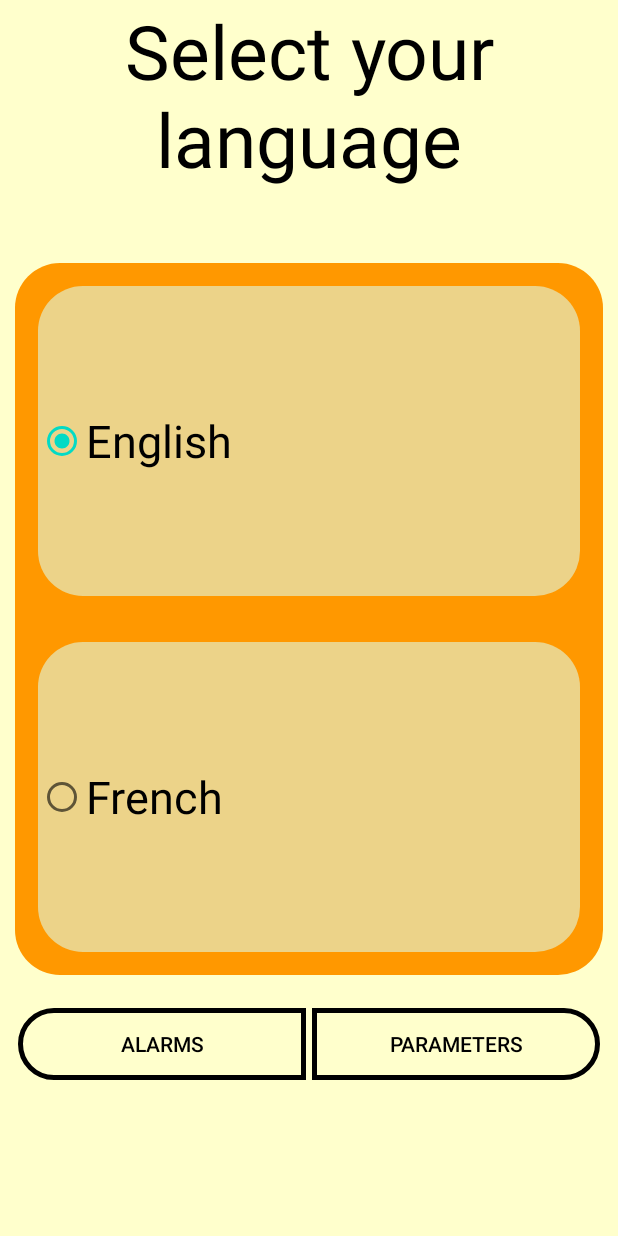
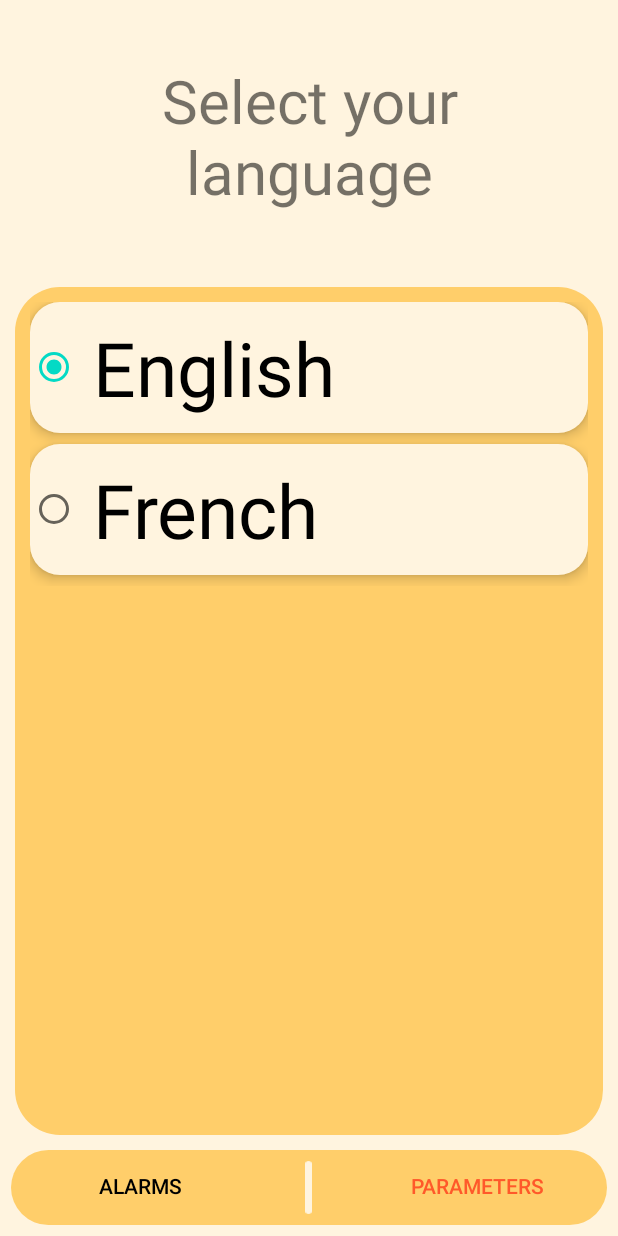
Before and after one commit to MathisDurand/projet_alarme_8INF257, an Android app: the LanguageActivity screen opened directly, with no data from a screen before it, after a tap on "English", on a phone screen of 412 x 824 dp. Run offline under Robolectric (Android 15) with nearby library versions, the phone set to English and light mode, and no system bars.

Commit message:
lang page fixed inchallah

```diff
--- a/app/src/main/java/uqac/dim/projet_alarme_8inf257/LanguageActivity.java
+++ b/app/src/main/java/uqac/dim/projet_alarme_8inf257/LanguageActivity.java
@@ -24,8 +24,8 @@ public class LanguageActivity extends Activity {
         selectLangText = findViewById(R.id.TitleTheme);
         btnFrench = findViewById(R.id.RadioButtonFrench);
         btnEnglish = findViewById(R.id.RadioButtonEnglish);
-        btn1 = findViewById(R.id.ButtonTheme1);
-        btn2 = findViewById(R.id.ButtonTheme2);
+        btn1 = findViewById(R.id.AlarmeButton);
+        btn2 = findViewById(R.id.ParametersButton);
         // setting up on click listener event over the button
         // in order to change the language with the help of
         // LocaleHelper class
--- a/app/src/main/res/layout/lang_page.xml
+++ b/app/src/main/res/layout/lang_page.xml
@@ -6,72 +6,107 @@
     <LinearLayout
         android:layout_width="match_parent"
         android:layout_height="match_parent"
-        android:background="#FFFFFFCC"
+        android:background="@xml/font"
         android:orientation="vertical">
+
         <TextView
+            android:layout_width="match_parent"
+            android:layout_height="wrap_content"
             android:id="@+id/TitleTheme"
-            style="@style/TitleTheme"
+            android:padding="40dp"
+            android:text="@string/selectLanguage"
+            android:gravity="center"
+            android:textSize="40dp"
+            >
+        </TextView>
+        <ScrollView
             android:layout_width="match_parent"
-            android:layout_height="match_parent"
-            android:layout_weight="6"
-            android:text="@string/selectLanguage"
-            />
-        <RadioGroup
+            android:layout_height="wrap_content"
+            android:layout_marginHorizontal="7dp"
+            android:layout_marginBottom="7dp"
+            android:layout_weight="2"
+            android:background="@xml/arrondi_principal"
+            android:padding="10dp"
             android:id="@+id/RadioGroupTheme"
-            android:background="@drawable/rounded_borders"
-            style="@style/RadioGroupTheme"
-            android:layout_width="match_parent"
-            android:layout_height="match_parent"
-            android:orientation="vertical"
-            android:layout_weight="3">
-            <RadioButton
-                android:id="@+id/RadioButtonEnglish"
-                style="@style/ButtonRadio1"
-                android:background="@drawable/rounded_borders"
+            style="@style/RadioGroupTheme">
+            <RadioGroup
                 android:layout_width="match_parent"
                 android:layout_height="match_parent"
-                android:layout_weight="1"
-                android:text="@string/radioEnglish"/>
 
-            <RadioButton
-                android:id="@+id/RadioButtonFrench"
-                style="@style/ButtonRadio1"
-                android:background="@drawable/rounded_borders"
-                android:layout_width="match_parent"
-                android:layout_height="match_parent"
-                android:layout_weight="1"
-                android:text="@string/radioFrench"/>
+                android:orientation="vertical">
+                <RadioButton
+                    android:layout_width="match_parent"
+                    android:layout_height="wrap_content"
+                    android:layout_weight="50"
+                    android:textSize="50dip"
+                    android:background="@xml/contenu"
+                    android:padding="10dp"
+                    android:id="@+id/RadioButtonEnglish"
+                    android:text="@string/radioEnglish"
+                    android:elevation="5dp"
+                    android:layout_marginBottom="7dp">
+                </RadioButton>
+                <RadioButton
+                    android:layout_width="match_parent"
+                    android:layout_height="wrap_content"
+                    android:layout_weight="50"
+                    android:textSize="50dip"
+                    android:background="@xml/contenu"
+                    android:padding="10dp"
+                    android:elevation="5dp"
+                    android:layout_marginBottom="7dp"
+                    android:id="@+id/RadioButtonFrench"
+                    android:text="@string/radioFrench">
+                </RadioButton>
+            </RadioGroup>
+        </ScrollView>
 
-        </RadioGroup>
+
 
 
         <LinearLayout
-            android:id="@+id/ButtonTheme"
-            style="@style/RadioGroupTheme"
             android:layout_width="match_parent"
-            android:layout_height="match_parent"
-            android:layout_weight="6"
-            android:orientation="horizontal">
-
+            android:layout_height="50dp"
+            android:background="@xml/menu_arrondi"
+            android:orientation="horizontal"
+            android:layout_marginLeft="7dp"
+            android:layout_marginRight="7dp"
+            android:layout_marginBottom="7dp"
+            android:layout_marginTop="0dp"
+            android:layout_gravity="end"
+            android:paddingTop="0dp"
+            >
             <Button
-                android:id="@+id/ButtonTheme1"
-                style="@style/buttonBottom"
-                android:layout_width="match_parent"
+                android:layout_width="130dp"
                 android:layout_height="wrap_content"
                 android:layout_weight="1"
-                android:background="@drawable/rounded_border_left"
-                android:text="@string/butonNameAlarms"
-                android:textColor="@color/black" />
+                android:id="@+id/AlarmeButton"
+                android:text="Alarme"
+                android:textColor="#000000"
+                android:onClick="alarme"
+                android:background="#00363636">
 
+            </Button>
+            <ImageView
+                android:layout_width="wrap_content"
+                android:layout_height="wrap_content"
+                android:paddingTop="7dp"
+                android:paddingBottom="7dp"
+                android:src="@drawable/ic_barre_menu"
+                android:layout_weight="1"
+                >
+
+            </ImageView>
             <Button
-                android:id="@+id/ButtonTheme2"
-                style="@style/buttonBottom"
-                android:layout_width="match_parent"
+                android:layout_width="130dp"
                 android:layout_height="wrap_content"
+                android:text="Parametre"
+                android:id="@+id/ParametersButton"
+                android:textColor="#FF592A"
                 android:layout_weight="1"
-                android:background="@drawable/rounded_border_right"
-                android:text="@string/butonNameParameters"
-                android:textColor="#000000" />
+                android:background="#00363636">
+
+            </Button>
         </LinearLayout>
     </LinearLayout>
 </androidx.constraintlayout.widget.ConstraintLayout>
```
